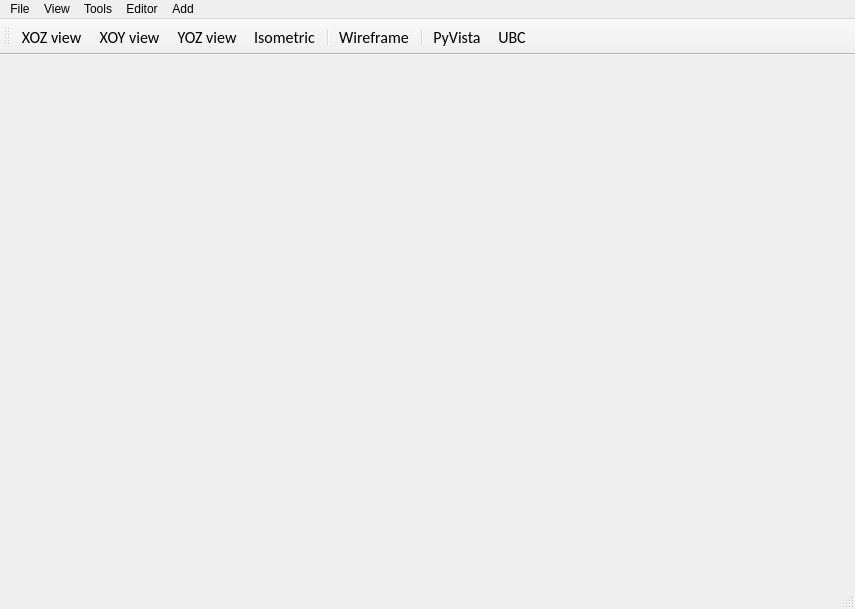
This is UI_init/ViewWin.ui in ycli0536/GeoModeling as Qt 5 draws it before an edit. The edited form follows.
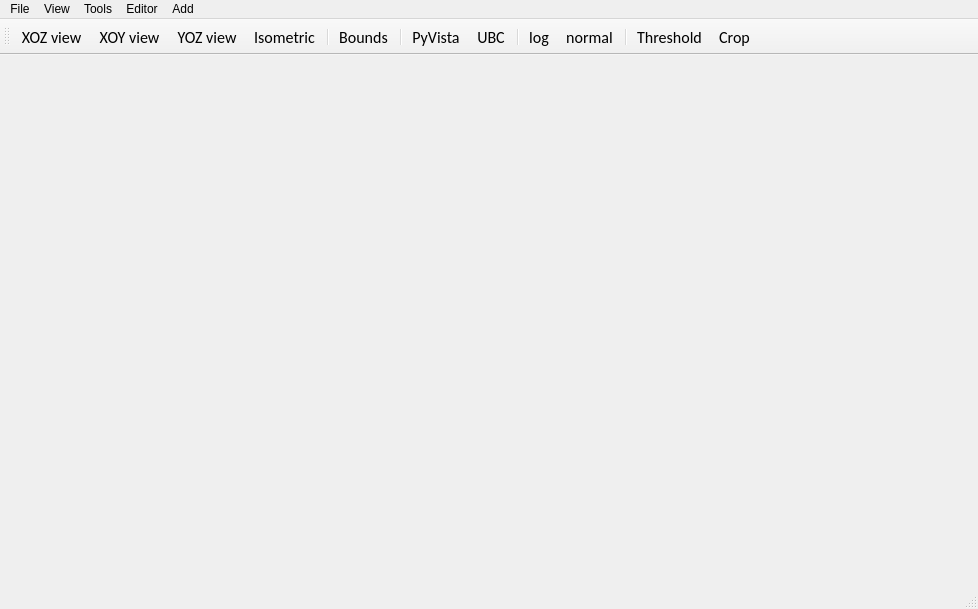
This is the edited form.

Commit message: refactor(GUI-view): update GUI logic

```diff
--- a/UI_init/ViewWin.ui
+++ b/UI_init/ViewWin.ui
@@ -6,7 +6,7 @@
    <rect>
     <x>0</x>
     <y>0</y>
-    <width>855</width>
+    <width>978</width>
     <height>609</height>
    </rect>
   </property>
@@ -25,7 +25,7 @@
     <rect>
      <x>0</x>
      <y>0</y>
-     <width>855</width>
+     <width>978</width>
      <height>26</height>
     </rect>
    </property>
@@ -117,10 +117,16 @@
    <addaction name="action_YOZview"/>
    <addaction name="action_Isometric"/>
    <addaction name="separator"/>
-   <addaction name="action_Wireframe"/>
+   <addaction name="action_Bounds"/>
    <addaction name="separator"/>
    <addaction name="action_PyVista"/>
    <addaction name="action_UBC"/>
+   <addaction name="separator"/>
+   <addaction name="action_log"/>
+   <addaction name="action_normal"/>
+   <addaction name="separator"/>
+   <addaction name="action_Threshold"/>
+   <addaction name="action_Crop"/>
   </widget>
   <action name="action_Clear">
    <property name="text">
```
Left out of the diff: 2 changed lines with no effect on the pictures. The commit also changes 2 other files.
